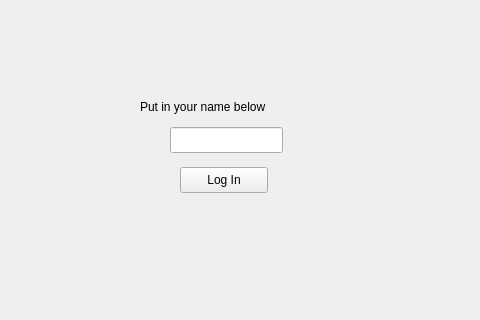
Above: src/ui/loginwindow.ui from Mihael0/finance_manager_qt before the change; both pictures show x 130 to 610 and y 93 to 413 of the 726 by 576 pixel window. Below: the same form after it.
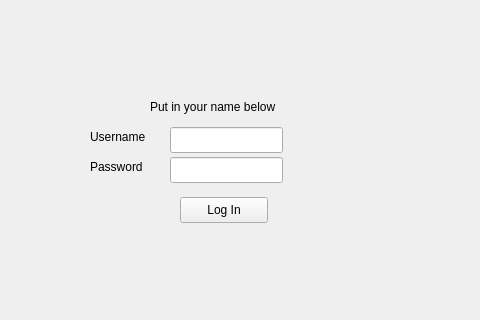
That is the form after the change.

Commit message: Added some more buttons to login and expense windows

Diff of the .ui file:
```diff
--- a/src/ui/loginwindow.ui
+++ b/src/ui/loginwindow.ui
@@ -27,7 +27,7 @@
    <property name="geometry">
     <rect>
      <x>310</x>
-     <y>260</y>
+     <y>290</y>
      <width>88</width>
      <height>26</height>
     </rect>
@@ -39,9 +39,9 @@
   <widget class="QLabel" name="label_6">
    <property name="geometry">
     <rect>
-     <x>270</x>
+     <x>280</x>
      <y>190</y>
-     <width>251</width>
+     <width>161</width>
      <height>20</height>
     </rect>
    </property>
@@ -49,6 +49,42 @@
     <string>Put in your name below</string>
    </property>
   </widget>
+  <widget class="QLineEdit" name="PassWord">
+   <property name="geometry">
+    <rect>
+     <x>300</x>
+     <y>250</y>
+     <width>113</width>
+     <height>26</height>
+    </rect>
+   </property>
+  </widget>
+  <widget class="QLabel" name="label_7">
+   <property name="geometry">
+    <rect>
+     <x>220</x>
+     <y>220</y>
+     <width>71</width>
+     <height>20</height>
+    </rect>
+   </property>
+   <property name="text">
+    <string>Username</string>
+   </property>
+  </widget>
+  <widget class="QLabel" name="label_8">
+   <property name="geometry">
+    <rect>
+     <x>220</x>
+     <y>250</y>
+     <width>71</width>
+     <height>20</height>
+    </rect>
+   </property>
+   <property name="text">
+    <string>Password</string>
+   </property>
+  </widget>
  </widget>
  <resources/>
  <connections/>
```
The commit also changes 3 other files.
